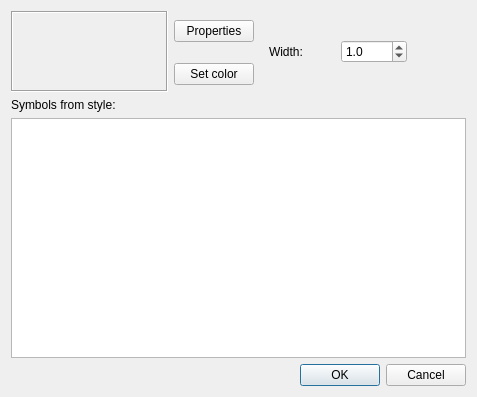
First picture: the form in src/ui/qgssymbolv2selectordialogbase.ui, repository qgis/QGIS, before the edit.
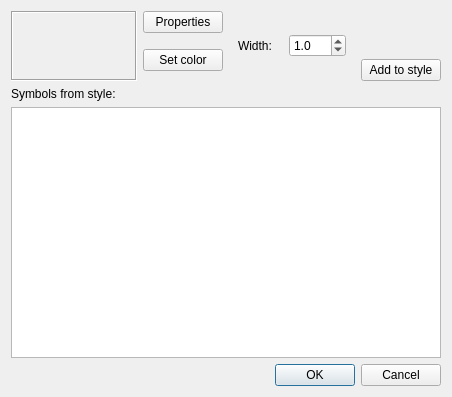
Second picture: the form after the edit.

Commit message: "Add symbol to style" functionality in symbol selector.

Patch:
```diff
--- a/src/ui/qgssymbolv2selectordialogbase.ui
+++ b/src/ui/qgssymbolv2selectordialogbase.ui
@@ -6,17 +6,17 @@
    <rect>
     <x>0</x>
     <y>0</y>
-    <width>477</width>
+    <width>452</width>
     <height>397</height>
    </rect>
   </property>
   <property name="windowTitle">
    <string>Symbol selector</string>
   </property>
-  <layout class="QVBoxLayout">
+  <layout class="QVBoxLayout" name="verticalLayout">
    <item>
-    <layout class="QGridLayout">
-     <item row="0" column="0" rowspan="2">
+    <layout class="QGridLayout" name="gridLayout">
+     <item row="0" column="0" rowspan="3">
       <widget class="QLabel" name="lblPreview">
        <property name="sizePolicy">
         <sizepolicy hsizetype="MinimumExpanding" vsizetype="MinimumExpanding">
@@ -45,7 +45,7 @@
        </property>
       </widget>
      </item>
-     <item row="0" column="2" rowspan="2">
+     <item row="0" column="2" rowspan="3">
       <widget class="QStackedWidget" name="stackedWidget">
        <property name="currentIndex">
         <number>1</number>
@@ -116,28 +116,32 @@
       </widget>
      </item>
      <item row="0" column="3" rowspan="2">
-      <spacer>
+      <spacer name="verticalSpacer">
        <property name="orientation">
-        <enum>Qt::Horizontal</enum>
-       </property>
-       <property name="sizeType">
-        <enum>QSizePolicy::Preferred</enum>
+        <enum>Qt::Vertical</enum>
        </property>
        <property name="sizeHint" stdset="0">
         <size>
-         <width>50</width>
-         <height>81</height>
+         <width>20</width>
+         <height>40</height>
         </size>
        </property>
       </spacer>
      </item>
-     <item row="1" column="1">
+     <item row="1" column="1" rowspan="2">
       <widget class="QPushButton" name="btnSetColor">
        <property name="text">
         <string>Set color</string>
        </property>
       </widget>
      </item>
+     <item row="2" column="3">
+      <widget class="QPushButton" name="btnAddToStyle">
+       <property name="text">
+        <string>Add to style</string>
+       </property>
+      </widget>
+     </item>
     </layout>
    </item>
    <item>
```
The commit also changes 2 other files.
